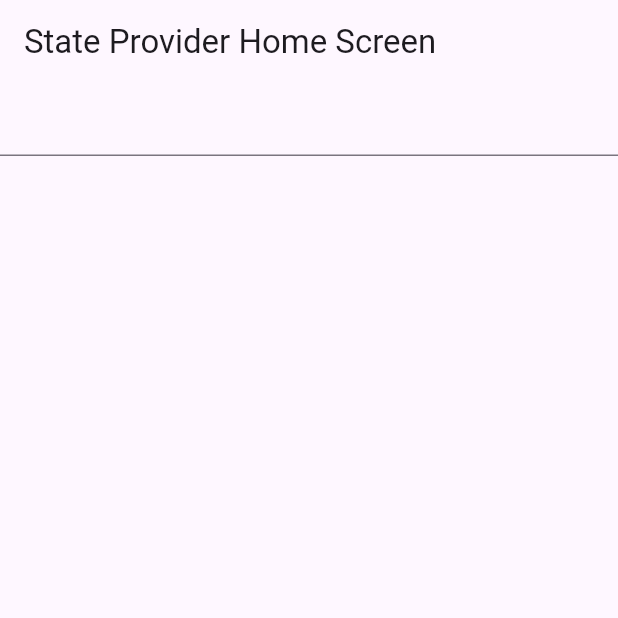
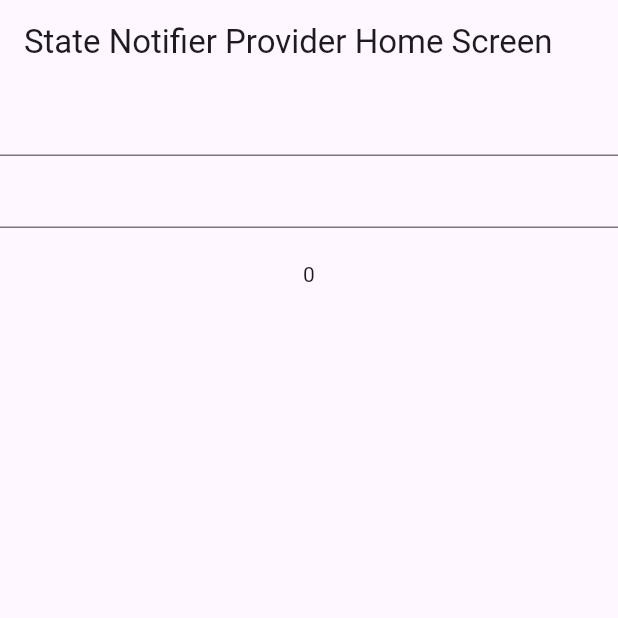
Before and after one commit to sam4300/flutter-riverpod, a Flutter app: the screen it shows after launch, on a phone screen of 412 x 824 dp, the top half of it. Run offline on Flutter 3.47's test engine with Material 3 defaults, Android fonts, the phone set to English and light mode, and no system bars; our stand-ins replace flutter_riverpod.

Commit message:
riverpod state notifier provider finished

```diff
--- a/lib/main.dart
+++ b/lib/main.dart
@@ -1,13 +1,19 @@
 import 'package:flutter/material.dart';
 import 'package:flutter_riverpod/flutter_riverpod.dart';
 import 'package:riverpod_flutter/provider/provider_home_screen.dart';
+import 'package:riverpod_flutter/state_notifier_provider/state_notifier_home_screen.dart';
 import 'package:riverpod_flutter/state_provider/state_provider_home_screen.dart';
+import 'package:riverpod_flutter/user.dart';
 
 //for provider
 final nameProvider = Provider((ref) => 'Samar');
 
 //for state provider
 final nameStateProvider = StateProvider<String?>((ref) => null);
+
+//for state notifier provider
+final userStateNotifierProvider =
+    StateNotifierProvider<UserStateNotifier,User>((ref) => UserStateNotifier());
 
 void main() {
   runApp(const ProviderScope(child: MyApp()));
@@ -24,6 +30,6 @@ class MyApp extends StatelessWidget {
           colorScheme: ColorScheme.fromSeed(seedColor: Colors.deepPurple),
           useMaterial3: true,
         ),
-        home: const StateProviderHomeScreen());
+        home: const StateNotifierProviderHomeScreen());
   }
 }
--- a/lib/state_notifier_provider/state_notifier_home_screen.dart
+++ b/lib/state_notifier_provider/state_notifier_home_screen.dart
@@ -0,0 +1,37 @@
+import 'package:flutter/material.dart';
+import 'package:flutter_riverpod/flutter_riverpod.dart';
+import 'package:riverpod_flutter/main.dart';
+import 'package:riverpod_flutter/user.dart';
+
+class StateNotifierProviderHomeScreen extends ConsumerWidget {
+  const StateNotifierProviderHomeScreen({super.key});
+
+  UserStateNotifier onSubmitted(WidgetRef ref) {
+    return ref.read(userStateNotifierProvider.notifier);
+  }
+
+  @override
+  Widget build(BuildContext context, WidgetRef ref) {
+    final user = ref.watch(userStateNotifierProvider);
+    //to only rebuild when specific  state changes use .select() method
+    // final userSelect = ref.watch(userStateNotifierProvider.select((value) => value.name));
+    return Scaffold(
+      appBar: AppBar(
+        title: const Text('State Notifier Provider Home Screen'),
+      ),
+      body: Column(
+        children: [
+          TextField(
+            onSubmitted: (value) => onSubmitted(ref).updateName(value),
+          ),
+          TextField(
+            onSubmitted: (value) =>
+                onSubmitted(ref).updateAge(int.parse(value)),
+          ),
+          Text(user.name),
+          Text(user.age.toString())
+        ],
+      ),
+    );
+  }
+}
--- /dev/null
+++ b/lib/user.dart
@@ -0,0 +1,32 @@
+import 'package:flutter_riverpod/flutter_riverpod.dart';
+
+class User {
+  final String name;
+  final int age;
+
+  User({required this.name, required this.age});
+
+  User copyWith({
+    String? name,
+    int? age,
+  }) {
+    return User(
+      name: name ?? this.name,
+      age: age ?? this.age,
+    );
+  }
+}
+
+class UserStateNotifier extends StateNotifier<User> {
+  UserStateNotifier()
+      : super(
+          User(name: '', age: 0),
+        );
+
+  void updateName(String name) {
+    state = state.copyWith(name: name);
+  }
+    void updateAge(int age) {
+    state = state.copyWith(age: age);
+  }
+}
```
Also changed, not shown: lib/change_notifier_provider/change_notifier_provider_home_screen.dart (+14 -0 lines).
